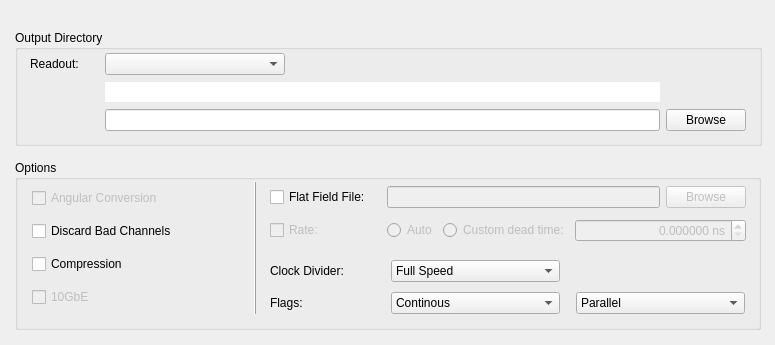
Qt form slsDetectorGui/forms/form_tab_dataoutput.ui (slsdetectorgroup/slsDetectorPackage) before a commit.
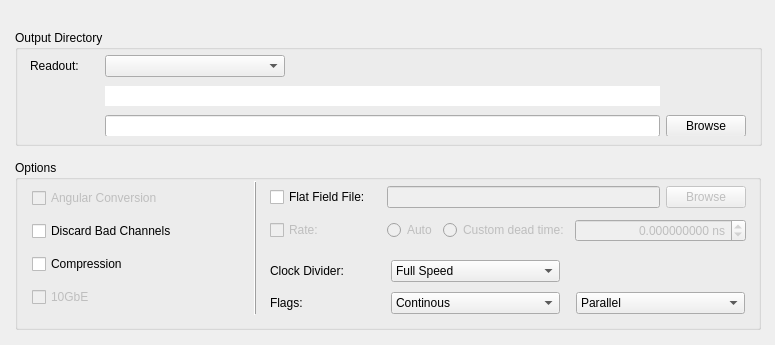
The same form after that commit. Icons and pictures are not drawn.

Commit message: incorporated rate correction of eiger into gui

What changed in the file:
```diff
--- a/slsDetectorGui/forms/form_tab_dataoutput.ui
+++ b/slsDetectorGui/forms/form_tab_dataoutput.ui
@@ -80,7 +80,7 @@
        <x>10</x>
        <y>10</y>
        <width>716</width>
-       <height>86</height>
+       <height>92</height>
       </rect>
      </property>
      <layout class="QGridLayout" name="gridLayout">
@@ -396,7 +396,10 @@
         <string> ns</string>
        </property>
        <property name="decimals">
-        <number>6</number>
+        <number>9</number>
+       </property>
+       <property name="minimum">
+        <double>-2.000000000000000</double>
        </property>
        <property name="maximum">
         <double>2000000000.000000000000000</double>
```
The commit also changes 1 other file.
